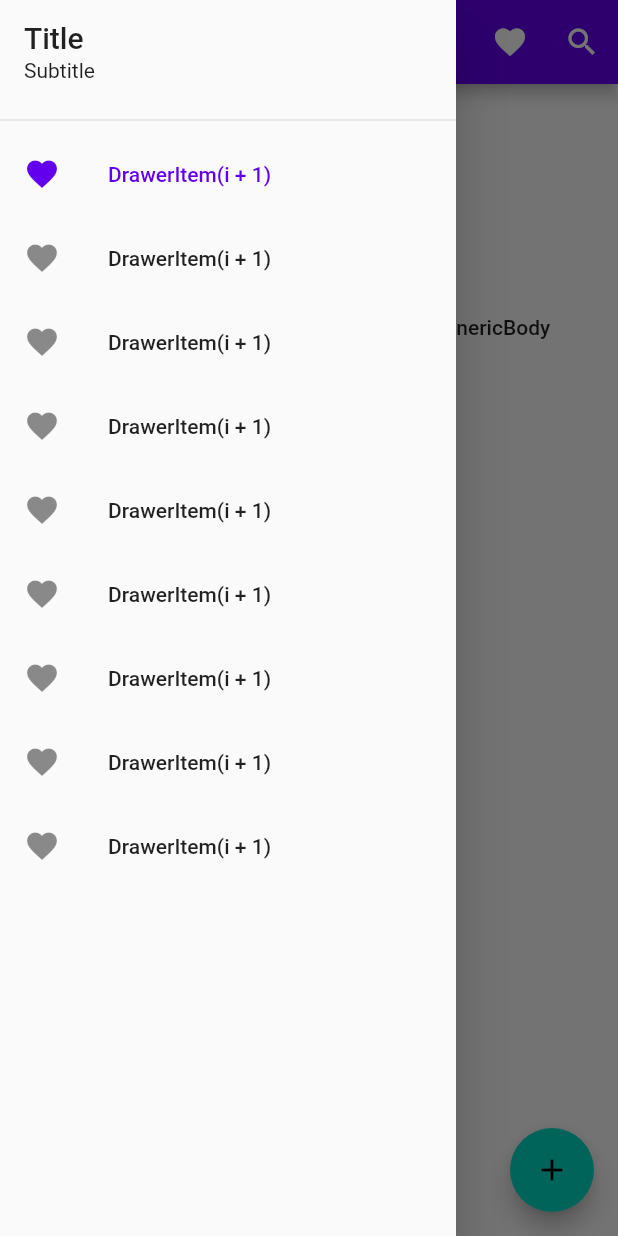
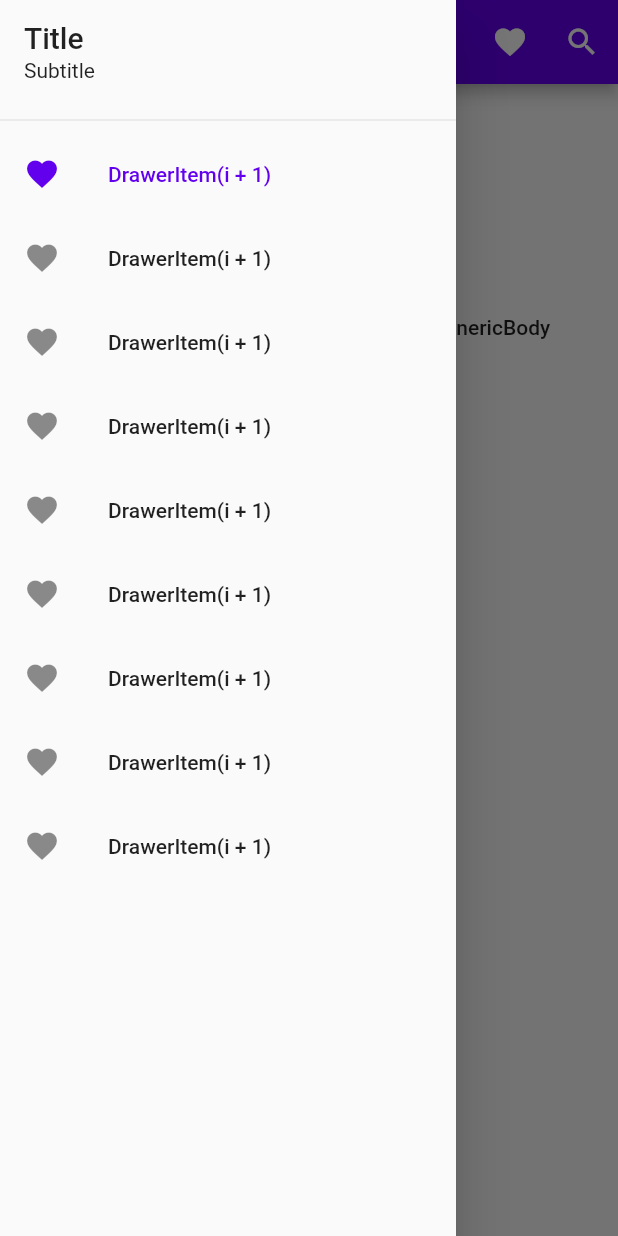
Before and after one commit to sarianpour/materialweb, a Flutter app: the screen it shows after launch, with the side drawer open, on a phone screen of 412 x 824 dp. Run offline on Flutter 3.47's test engine with Material 2 defaults, Android fonts, the phone set to English and light mode, and no system bars; our stand-ins replace adaptive_breakpoints.

Commit message:
save before appbar change

```diff
--- /dev/null
+++ b/lib/drawer.dart
@@ -0,0 +1,51 @@
+import 'package:flutter/material.dart';
+
+class ListDrawer extends StatefulWidget {
+  @override
+  _ListDrawerState createState() => _ListDrawerState();
+}
+
+class _ListDrawerState extends State<ListDrawer> {
+  static final numItems = 9;
+
+  int selectedItem = 0;
+
+  @override
+  Widget build(BuildContext context) {
+    final textTheme = Theme.of(context).textTheme;
+    return Drawer(
+      child: SafeArea(
+        child: ListView(
+          children: [
+            ListTile(
+              title: Text(
+                'Title',
+                style: textTheme.headline6,
+              ),
+              subtitle: Text(
+                'Subtitle',
+                style: textTheme.bodyText2,
+              ),
+            ),
+            const Divider(),
+            ...Iterable<int>.generate(numItems).toList().map((i) {
+              return ListTile(
+                enabled: true,
+                selected: i == selectedItem,
+                leading: const Icon(Icons.favorite),
+                title: Text(
+                  'DrawerItem(i + 1)',
+                ),
+                onTap: () {
+                  setState(() {
+                    selectedItem = i;
+                  });
+                },
+              );
+            }),
+          ],
+        ),
+      ),
+    );
+  }
+}
--- a/lib/home.dart
+++ b/lib/home.dart
@@ -2,9 +2,10 @@ import 'package:flutter/material.dart';
 import 'package:flutter/widgets.dart';
 
 //import 'package:flutter_gen/gen_l10n/gallery_localizations.dart';
+import 'drawer.dart';
 import 'layout/adaptive.dart';
 
-const appBarDesktopHeight = 128.0;
+const appBarDesktopHeight = 56.0;
 
 class HomePage extends StatelessWidget {
   const HomePage();
@@ -54,16 +55,6 @@ class HomePage extends StatelessWidget {
                 isDesktop: true,
               ),
               body: body,
-              floatingActionButton: FloatingActionButton.extended(
-                heroTag: 'Extended Add',
-                onPressed: () {},
-                label: Text(
-                  'GenericButton',
-                  style: TextStyle(color: colorScheme.onSecondary),
-                ),
-                icon: Icon(Icons.add, color: colorScheme.onSecondary),
-                tooltip: 'TooltipAdd',
-              ),
             ),
           ),
         ],
@@ -73,15 +64,6 @@ class HomePage extends StatelessWidget {
         appBar: const AdaptiveAppBar(),
         body: body,
         drawer: ListDrawer(),
-        floatingActionButton: FloatingActionButton(
-          heroTag: 'Add',
-          onPressed: () {},
-          tooltip: 'pTooltipAdd',
-          child: Icon(
-            Icons.add,
-            color: Theme.of(context).colorScheme.onSecondary,
-          ),
-        ),
       );
     }
   }
@@ -105,22 +87,22 @@ class AdaptiveAppBar extends StatelessWidget implements PreferredSizeWidget {
     final themeData = Theme.of(context);
     return AppBar(
       automaticallyImplyLeading: !isDesktop,
-      title: isDesktop ? null : Text('GenericTitle'),
-      bottom: isDesktop
-          ? PreferredSize(
-              preferredSize: const Size.fromHeight(26),
-              child: Container(
-                alignment: AlignmentDirectional.centerStart,
-                margin: const EdgeInsetsDirectional.fromSTEB(72, 0, 0, 22),
-                child: Text(
-                  'pGenericTitle',
-                  style: themeData.textTheme.headline6.copyWith(
-                    color: themeData.colorScheme.onPrimary,
-                  ),
-                ),
-              ),
-            )
-          : null,
+      title: Text('Saman Arian Portfolio'),
+//      bottom: isDesktop
+//          ? PreferredSize(
+//              preferredSize: const Size.fromHeight(26),
+//              child: Container(
+//                alignment: AlignmentDirectional.centerStart,
+//                margin: const EdgeInsetsDirectional.fromSTEB(72, 0, 0, 22),
+//                child: Text(
+//                  'Sarian Portfolio',
+//                  style: themeData.textTheme.headline6.copyWith(
+//                    color: themeData.colorScheme.onPrimary,
+//                  ),
+//                ),
+//              ),
+//            )
+//          : null,
       actions: [
         IconButton(
           icon: const Icon(Icons.share),
@@ -141,53 +123,3 @@ class AdaptiveAppBar extends StatelessWidget implements PreferredSizeWidget {
     );
   }
 }
-
-class ListDrawer extends StatefulWidget {
-  @override
-  _ListDrawerState createState() => _ListDrawerState();
-}
-
-class _ListDrawerState extends State<ListDrawer> {
-  static final numItems = 9;
-
-  int selectedItem = 0;
-
-  @override
-  Widget build(BuildContext context) {
-    final textTheme = Theme.of(context).textTheme;
-    return Drawer(
-      child: SafeArea(
-        child: ListView(
-          children: [
-            ListTile(
-              title: Text(
-                'Title',
-                style: textTheme.headline6,
-              ),
-              subtitle: Text(
-                'Subtitle',
-                style: textTheme.bodyText2,
-              ),
-            ),
-            const Divider(),
-            ...Iterable<int>.generate(numItems).toList().map((i) {
-              return ListTile(
-                enabled: true,
-                selected: i == selectedItem,
-                leading: const Icon(Icons.favorite),
-                title: Text(
-                  'DrawerItem(i + 1)',
-                ),
-                onTap: () {
-                  setState(() {
-                    selectedItem = i;
-                  });
-                },
-              );
-            }),
-          ],
-        ),
-      ),
-    );
-  }
-}
```
